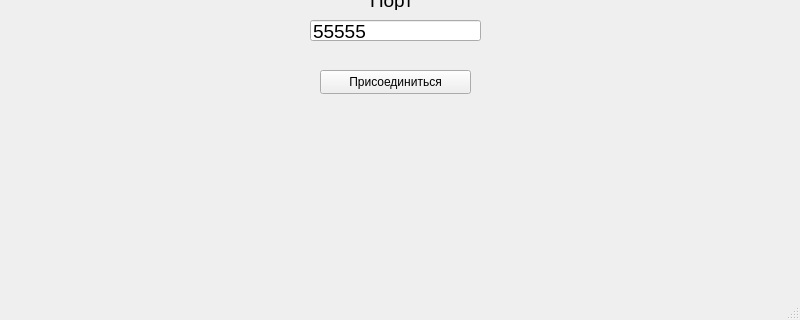
Qt form KClient/KukarachaBattle/mainwindow.ui (Harambl/SeaBattle) before a commit; both pictures show x 0 to 800 and y 280 to 600 of the 800 by 600 pixel window.
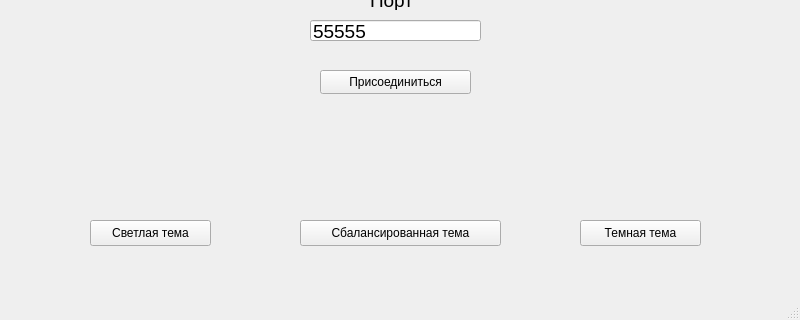
The same form after that commit. The open tabs and pages were chosen to show the change.

What changed in the file:
```diff
--- a/KClient/KukarachaBattle/mainwindow.ui
+++ b/KClient/KukarachaBattle/mainwindow.ui
@@ -202,6 +202,45 @@
        <string>Присоединиться</string>
       </property>
      </widget>
+     <widget class="QPushButton" name="them1btn">
+      <property name="geometry">
+       <rect>
+        <x>90</x>
+        <y>520</y>
+        <width>121</width>
+        <height>26</height>
+       </rect>
+      </property>
+      <property name="text">
+       <string>Светлая тема</string>
+      </property>
+     </widget>
+     <widget class="QPushButton" name="them2btn">
+      <property name="geometry">
+       <rect>
+        <x>300</x>
+        <y>520</y>
+        <width>201</width>
+        <height>26</height>
+       </rect>
+      </property>
+      <property name="text">
+       <string>Сбалансированная тема</string>
+      </property>
+     </widget>
+     <widget class="QPushButton" name="them3btn">
+      <property name="geometry">
+       <rect>
+        <x>580</x>
+        <y>520</y>
+        <width>121</width>
+        <height>26</height>
+       </rect>
+      </property>
+      <property name="text">
+       <string>Темная тема</string>
+      </property>
+     </widget>
     </widget>
     <widget class="QWidget" name="RegLog_pg">
      <widget class="QLabel" name="Name_rl">
```
Left out of the diff: 2 changed lines with no effect on the pictures.
